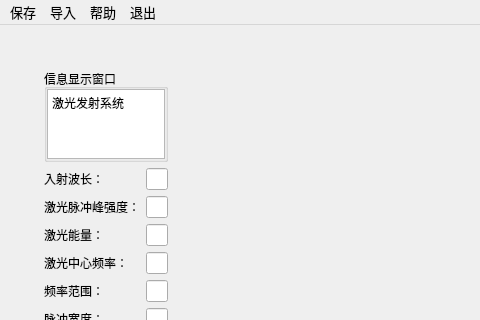
Old version of the form ui_design/mainwindow.ui in the repository chnsheg/ocean-scattering-simulation; both pictures show x 0 to 480 and y 0 to 320 of the 676 by 458 pixel window.
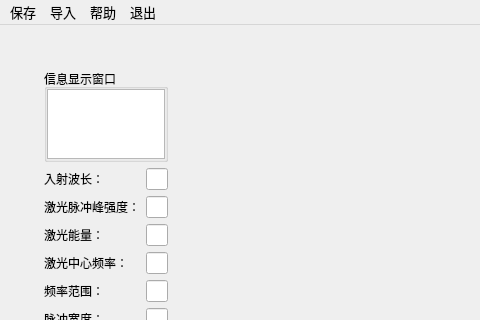
New version of the form. The open tabs and pages were chosen to show the change. Icons and pictures are not drawn. Custom widgets are drawn as their Qt base class.

Diff of the .ui file:
```diff
--- a/ui_design/mainwindow.ui
+++ b/ui_design/mainwindow.ui
@@ -720,7 +720,7 @@
 li.unchecked::marker { content: &quot;\2610&quot;; }
 li.checked::marker { content: &quot;\2612&quot;; }
 &lt;/style&gt;&lt;/head&gt;&lt;body style=&quot; font-family:'Microsoft YaHei UI'; font-size:9pt; font-weight:400; font-style:normal;&quot;&gt;
-&lt;p style=&quot; margin-top:0px; margin-bottom:0px; margin-left:0px; margin-right:0px; -qt-block-indent:0; text-indent:0px;&quot;&gt;激光发射系统&lt;/p&gt;&lt;/body&gt;&lt;/html&gt;</string>
+&lt;p style=&quot;-qt-paragraph-type:empty; margin-top:0px; margin-bottom:0px; margin-left:0px; margin-right:0px; -qt-block-indent:0; text-indent:0px;&quot;&gt;&lt;br /&gt;&lt;/p&gt;&lt;/body&gt;&lt;/html&gt;</string>
                    </property>
                   </widget>
                  </item>
```
Left out of the diff: 10 changed lines with no effect on the pictures.
